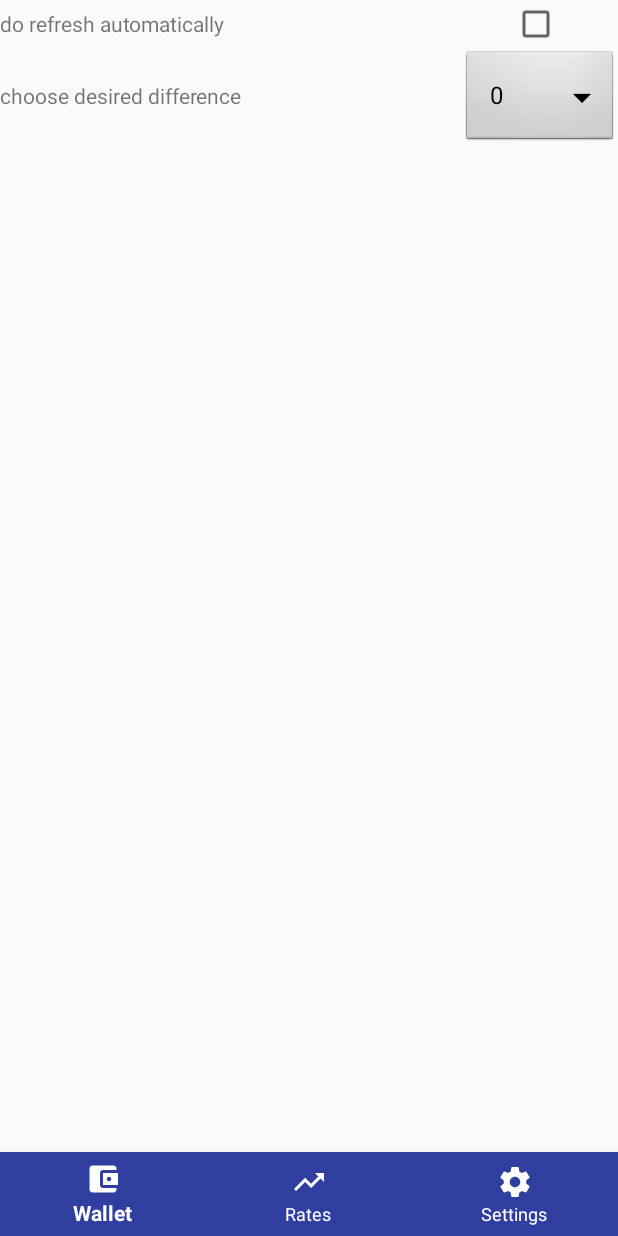
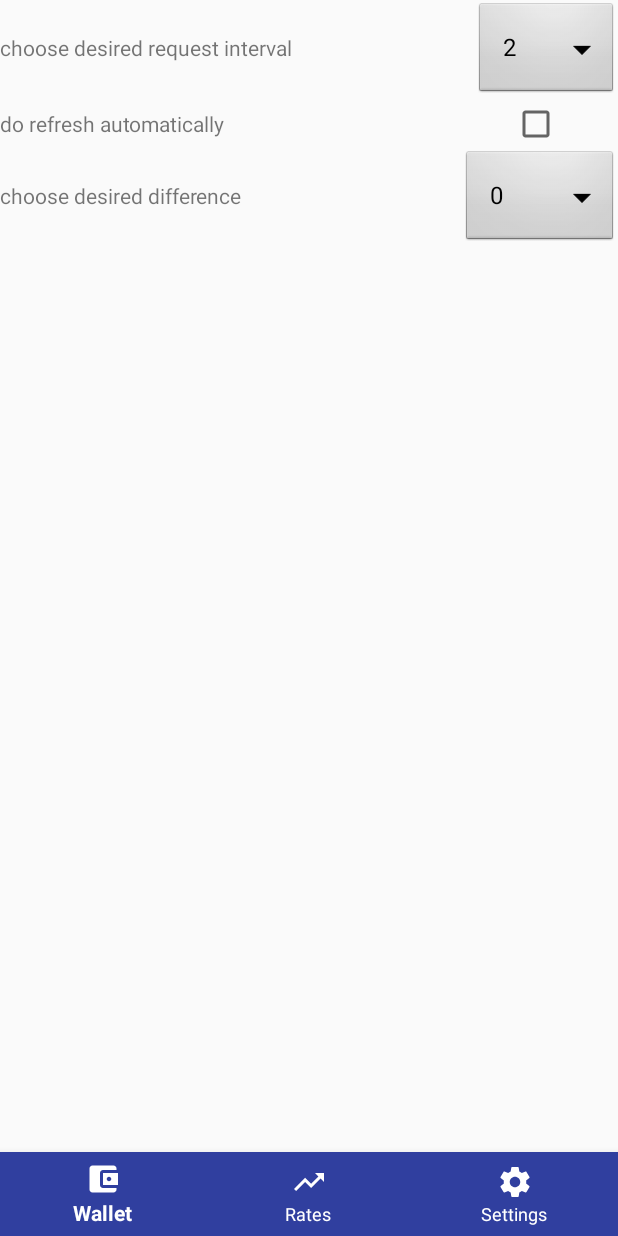
Before and after one commit to sandrolovnicki/CryptoBot, an Android app: the screen it shows after launch (MainActivity), item 3 of the bottom bar chosen, on a phone screen of 412 x 824 dp. Run offline under Robolectric (Android 15) with nearby library versions, the light colour scheme and no system bars; libraries missing offline, so code that uses them is left out: com.jjoe64.graphview; 9 statements that could not run were skipped.

Commit message:
[add] automatic requests in thread + UI updates

```diff
--- a/app/src/main/res/layout/rates_layout.xml
+++ b/app/src/main/res/layout/rates_layout.xml
@@ -98,7 +98,7 @@
                 android:layout_height="wrap_content"
                 android:textAlignment="center"
                 android:layout_column="0"
-                android:text="Kraken"
+                android:text="Bitfinex"
                 android:textColor="@color/colorPrimaryDark"
                 android:textSize="18sp"/>
             <TextView
--- a/app/src/main/res/layout/settings_layout.xml
+++ b/app/src/main/res/layout/settings_layout.xml
@@ -3,6 +3,22 @@
     android:orientation="vertical"
     android:layout_width="match_parent"
     android:layout_height="match_parent">
+
+    <LinearLayout
+        android:layout_width="match_parent"
+        android:layout_height="wrap_content">
+        <TextView
+            android:layout_width="wrap_content"
+            android:layout_height="wrap_content"
+            android:text="@string/interval_choice"
+            android:layout_weight="5"/>
+        <Spinner
+            android:id="@+id/interval_chooser"
+            android:layout_width="wrap_content"
+            android:layout_height="wrap_content"
+            android:background="@android:drawable/btn_dropdown"
+            android:spinnerMode="dropdown"/>
+    </LinearLayout>
 
     <LinearLayout
         android:layout_width="match_parent"
--- a/app/src/main/res/values/strings.xml
+++ b/app/src/main/res/values/strings.xml
@@ -5,6 +5,7 @@
     <string name="title_rates">Rates</string>
     <string name="title_settings">Settings</string>
 
+    <string name="wallet_title"><u>Your wallet</u></string>
     <string name="wallet_balance_usd_title">USD balance:</string>
     <string name="wallet_balance_btc_title">BTC balance:</string>
     <string name="wallet_balance_btc_add">ADD</string>
@@ -17,6 +18,7 @@
     <string name="radio_Ba_Kb_text">show Bitfinex ask and Kraken bid</string>
     <string name="funds_insufficient">You don\'t have enough funds for trade.</string>
 
+    <string name="interval_choice">choose desired request interval</string>
     <string name="do_infinite">do refresh automatically</string>
     <string name="difference_choice">choose desired difference</string>
 </resources>
```
Also changed, not shown: app/src/main/java/math/android/cryptobot/MainActivity.java (+89 -39 lines), app/src/main/res/layout/wallet_layout.xml (+16 -3 lines), 1 other file.
